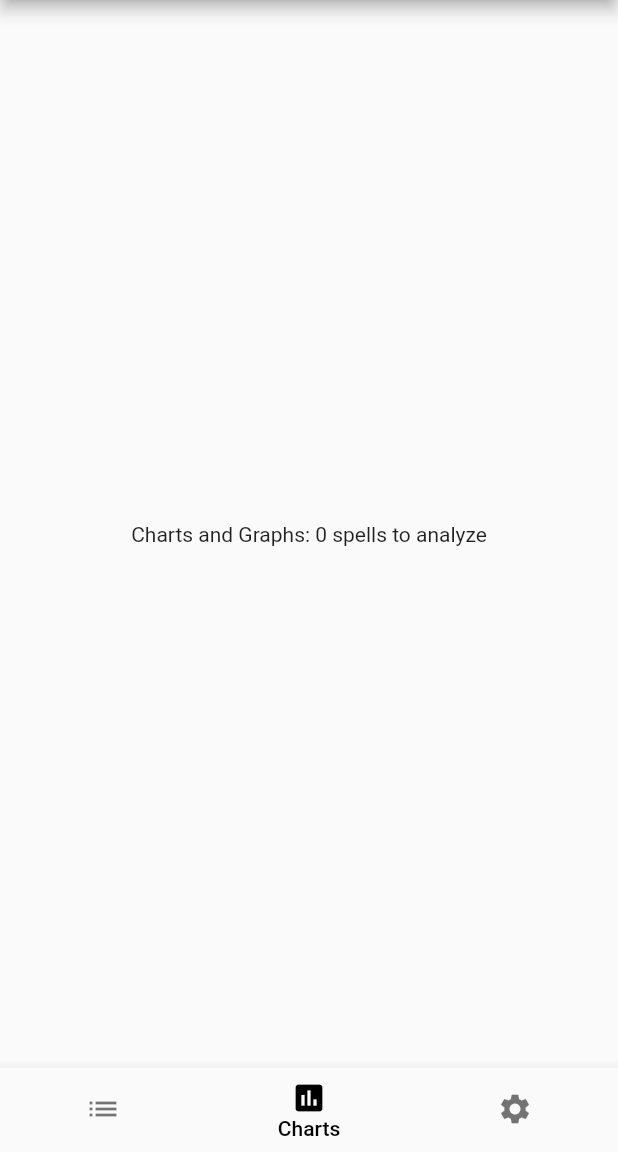
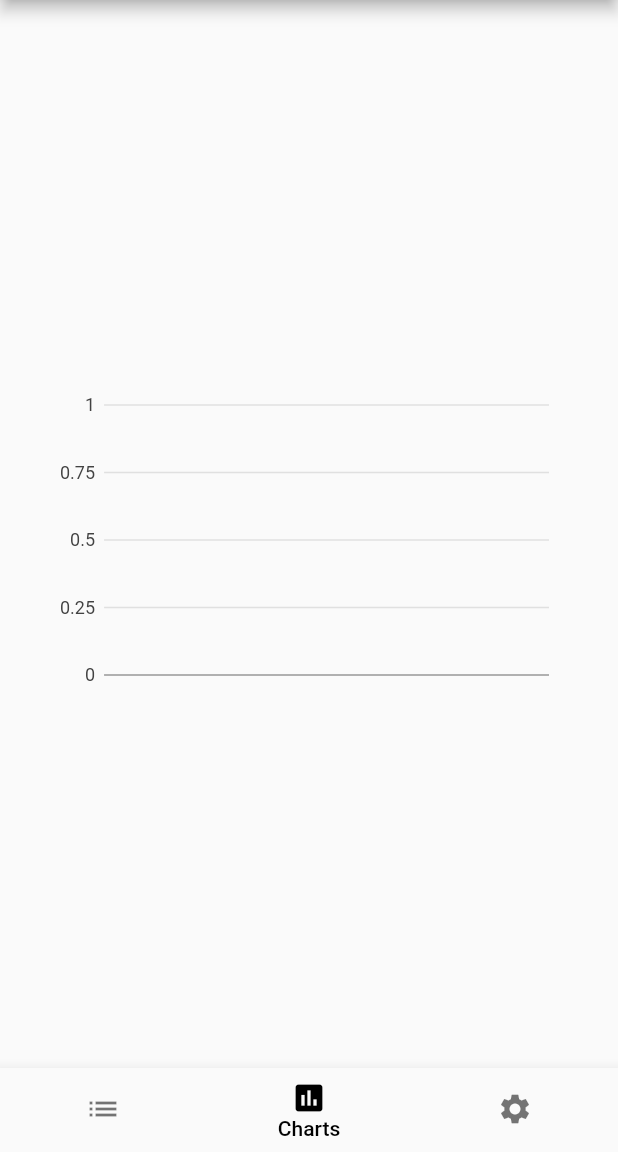
Before and after one commit to CalebPaul/MobileSpellBook, a Flutter app: the screen it shows after launch, item 2 of the bottom bar chosen, on a phone screen of 412 x 824 dp, the part 84-1236 px from its top. Run offline on Flutter 3.47's test engine with Material 2 defaults, Android fonts, the light colour scheme and no system bars; our stand-ins replace charts_flutter, flutter_svg, fluttertoast, google_fonts.

Commit message:
chart is showing up, its wrong tho

```diff
--- a/lib/main.dart
+++ b/lib/main.dart
@@ -1,13 +1,16 @@
 import 'dart:convert';
 import 'dart:developer';
+
 import 'package:flutter/cupertino.dart';
 import 'package:flutter/material.dart';
 import 'package:flutter/services.dart' show rootBundle;
 import 'package:flutter/widgets.dart';
+import 'package:fluttertoast/fluttertoast.dart';
 import 'package:provider/provider.dart';
 import 'package:spellbook/data_models/spell_list_data.dart';
 import 'package:spellbook/routes/spell_detail_route.dart';
-import 'package:fluttertoast/fluttertoast.dart';
+import 'package:spellbook/routes/spellbook_chart_route.dart';
+
 import 'app.dart';
 import 'data_models/spell_model.dart';
 
@@ -43,8 +46,6 @@ class _MyHomePageState extends State<MyHomePage> {
   List<Spell> _filteredSpells = [];
   bool isSearching = false;
   int _navigationIndex = 0;
-
-
 
   @override
   void initState() {
@@ -89,14 +90,14 @@ class _MyHomePageState extends State<MyHomePage> {
   @override
   Widget build(BuildContext context) {
 
-    //spidey sense says this is an anti-pattern, but idk
-    var tabs = [
+    final List<Widget> tabs = [
       buildSpellListBody(),
-      Center(child: Text("Charts and Graphs: ${Provider.of<SpellListData>(context). selectedSpells.length} spells to analyze")),
+      SpellbookChartRoute(),
       Center(child: Text("Settings")),
     ];
 
-    return Scaffold(
+    return SafeArea(
+      child: Scaffold(
         appBar: AppBar(
           title: !isSearching
               ? Center(
@@ -162,11 +163,8 @@ class _MyHomePageState extends State<MyHomePage> {
               title: Text("Settings"),
             ),
           ],
-        onTap: (index) {
-          setState(() {
-            _navigationIndex = index;
-          });
-        },
+          onTap: onNavTapped,
+        ),
       ),
     );
   }
@@ -206,10 +204,19 @@ class _MyHomePageState extends State<MyHomePage> {
                   builder: (context) => SpellDetailRoute(spells[index])));
         },
         onLongPress: () {
-          Provider.of<SpellListData>(context, listen: false).addSpell(spells[index]);
-          Fluttertoast.showToast(msg: "${spells[index].name} added to spell list.", toastLength: Toast.LENGTH_SHORT);
+          Provider.of<SpellListData>(context, listen: false)
+              .addSpell(spells[index]);
+          Fluttertoast.showToast(
+              msg: "${spells[index].name} added to spell list.",
+              toastLength: Toast.LENGTH_SHORT);
         },
       ),
     );
   }
+
+  void onNavTapped(int index) {
+    setState(() {
+      _navigationIndex = index;
+    });
   }
+}
--- a/lib/routes/spell_detail_route.dart
+++ b/lib/routes/spell_detail_route.dart
@@ -7,7 +7,6 @@ import 'package:spellbook/data_models/spell_model.dart';
 
 class SpellDetailRoute extends StatelessWidget {
   final Spell spell;
-  final Widget svg = SvgPicture.asset('beaker.svg');
 
   SpellDetailRoute(this.spell);
 
--- /dev/null
+++ b/lib/routes/spellbook_chart_route.dart
@@ -0,0 +1,97 @@
+import 'dart:developer';
+
+import 'package:flutter/material.dart';
+import 'package:provider/provider.dart';
+import 'package:spellbook/data_models/spell_list_data.dart';
+import 'package:charts_flutter/flutter.dart' as charts;
+import 'package:spellbook/data_models/spell_model.dart';
+
+class SpellbookChartRoute extends StatelessWidget {
+  SpellbookChartRoute();
+
+  //TODO - add visualization
+
+  @override
+  Widget build(BuildContext context) {
+    var spells = Provider.of<SpellListData>(context).selectedSpells;
+    log("selected list size: ${spells.length}");
+    return DonutAutoLabelDamageChart(spells: Provider.of<SpellListData>(context).selectedSpells);
+    // return PlaceHolderText(spells: Provider.of<SpellListData>(context).selectedSpells);
+  }
+}
+
+class DonutAutoLabelDamageChart extends StatelessWidget {
+  const DonutAutoLabelDamageChart({
+    Key key,
+    @required this.spells,
+  }) : super(key: key);
+
+  final List<Spell> spells;
+
+  @override
+  Widget build(BuildContext context) {
+    var data = <DamageType>[];
+    spells.forEach((spell) {
+      var damType;
+      damType = spell.getDamageTypes().first != null ? spell.getDamageTypes().first : "Non-damage spell(s)";
+      log("selected spells length: ${spells.length}");
+      data.add(
+          DamageType(damType, spells.length, Colors.red));
+      log("damage types: ${data}");
+    });
+
+    var series = [
+      charts.Series(
+        domainFn: (DamageType damageType, _) => damageType.damageTypes,
+        measureFn: (DamageType damageType, _) => damageType.totalSpells,
+        id: 'Spells damage idk',
+        data: data,
+      ),
+    ];
+
+    var chart = charts.BarChart(series, animate: true,);
+
+    var chartWidget = Padding(
+      padding: EdgeInsets.all(32.0),
+      child: SizedBox(
+        height: 200.0,
+        child: chart,
+      ),
+    );
+
+    return Center(
+      child: chartWidget
+    );
+
+  }
+}
+
+class PlaceHolderText extends StatelessWidget {
+  const PlaceHolderText({
+    Key key,
+    @required this.spells,
+  }) : super(key: key);
+
+  final List<Spell> spells;
+
+  @override
+  Widget build(BuildContext context) {
+    return Center(
+      child: Text('''
+      Charts and Graphs:
+      ${spells.length} spells to analyze
+      ${spells.where((element) => element.isConcentration()).toList().length} spells are concentration
+    '''),
+    );
+  }
+}
+
+class DamageType {
+  final String damageTypes;
+  final int totalSpells;
+  final charts.Color color;
+
+  DamageType(this.damageTypes, this.totalSpells, Color color)
+      : this.color = new charts.Color(
+            r: color.red, g: color.green, b: color.blue, a: color.alpha);
+}
--- a/pubspec.yaml
+++ b/pubspec.yaml
@@ -21,7 +21,8 @@ dependencies:
   flutter_svg: ^0.17.2
   google_fonts: ^0.3.2
   provider: ^4.1.0
-  http: 0.12.0+2
+  charts_flutter: ^0.9.0
+#  http: 0.12.0+2
   flutter:
     sdk: flutter
 
```
Also changed, not shown: 1 other file. Lines whose indentation alone changed are shown as unchanged.
